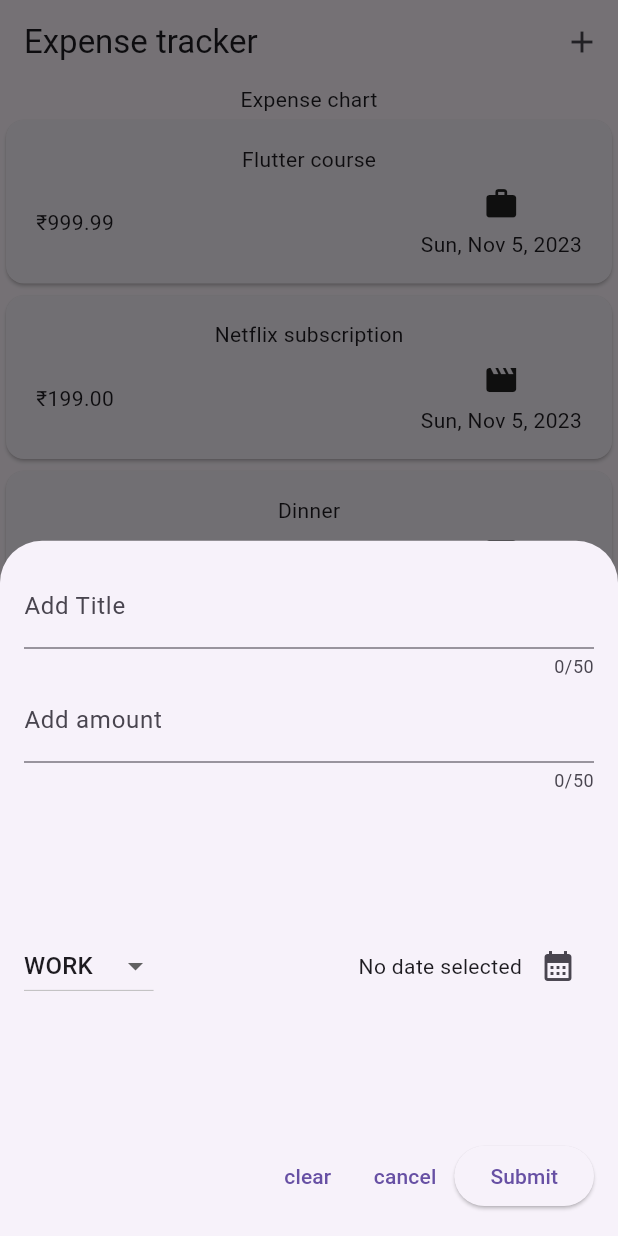
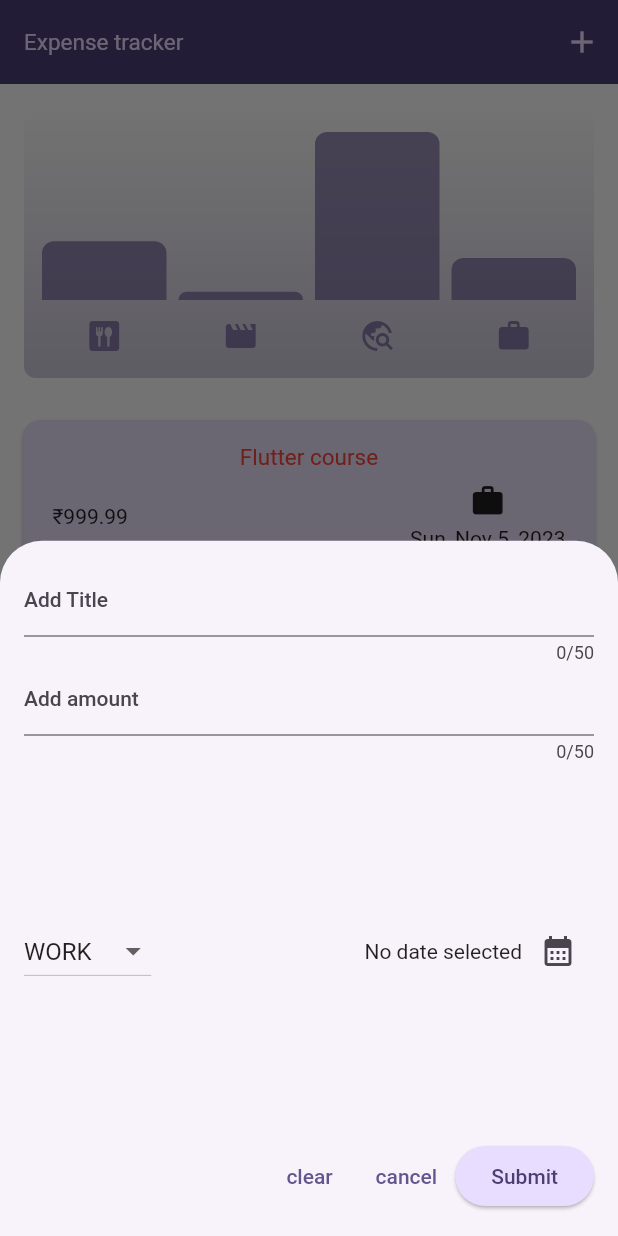
Before and after one commit to anasmohammad611/expense_tracker, a Flutter app: the screen it shows after launch, after a tap on the "add" icon, on a phone screen of 412 x 824 dp. Run offline on Flutter 3.47's test engine with Material 2 defaults, Android fonts, the phone set to English and light mode, and no system bars.

Commit message:
added styling and dynamic chart

```diff
--- a/lib/main.dart
+++ b/lib/main.dart
@@ -2,9 +2,50 @@ import 'package:flutter/material.dart';
 
 import 'widget/expenses.dart';
 
+var kColorScheme =
+    ColorScheme.fromSeed(seedColor: const Color.fromARGB(255, 96, 59, 181));
+var kDarkColorScheme = ColorScheme.fromSeed(
+    brightness: Brightness.dark,
+    seedColor: const Color.fromARGB(255, 5, 99, 125));
+
 void main() {
   runApp(MaterialApp(
-    theme: ThemeData(useMaterial3: true),
+    darkTheme: ThemeData.dark().copyWith(
+      useMaterial3: true,
+      colorScheme: kDarkColorScheme,
+      cardTheme: const CardTheme().copyWith(
+        color: kDarkColorScheme.secondaryContainer,
+        margin: const EdgeInsets.symmetric(horizontal: 15.0, vertical: 12),
+      ),
+      elevatedButtonTheme: ElevatedButtonThemeData(
+        style: ElevatedButton.styleFrom(
+          backgroundColor: kDarkColorScheme.primaryContainer,
+          foregroundColor: kColorScheme.onPrimaryContainer,
+        ),
+      ),
+    ),
+    theme: ThemeData().copyWith(
+      useMaterial3: true,
+      colorScheme: kColorScheme,
+      appBarTheme: const AppBarTheme().copyWith(
+        backgroundColor: kColorScheme.onPrimaryContainer,
+        foregroundColor: kColorScheme.primaryContainer,
+      ),
+      cardTheme: const CardTheme().copyWith(
+        color: kColorScheme.secondaryContainer,
+        margin: const EdgeInsets.symmetric(horizontal: 15.0, vertical: 12),
+      ),
+      elevatedButtonTheme: ElevatedButtonThemeData(
+        style: ElevatedButton.styleFrom(
+          backgroundColor: kColorScheme.primaryContainer,
+          foregroundColor: kColorScheme.onPrimaryContainer,
+        ),
+      ),
+      textTheme: ThemeData().textTheme.copyWith(
+            titleLarge: const TextStyle(
+                fontWeight: FontWeight.normal, color: Colors.red, fontSize: 15),
+          ),
+    ),
     home: const Expenses(),
   ));
 }
--- a/lib/model/expense.dart
+++ b/lib/model/expense.dart
@@ -32,3 +32,24 @@ class Expense {
     return formatter.format(date);
   }
 }
+
+class ExpenseBucket {
+  ExpenseBucket({required this.category, required this.expensesList});
+
+  final Category category;
+  final List<Expense> expensesList;
+
+  ExpenseBucket.forCategory(List<Expense> allExpenses, this.category)
+      : expensesList = allExpenses
+            .where((expense) => expense.category == category)
+            .toList();
+
+  double get totalExpenseForACategory {
+    double sum = 0;
+    for (final expense in expensesList) {
+      sum += expense.amount;
+    }
+
+    return sum;
+  }
+}
--- /dev/null
+++ b/lib/widget/expenseList/chart/chart.dart
@@ -0,0 +1,95 @@
+import 'package:flutter/material.dart';
+
+import '../../../model/expense.dart';
+import 'chart_bar.dart';
+
+class Chart extends StatelessWidget {
+  const Chart({super.key, required this.expenses});
+
+  final List<Expense> expenses;
+
+  List<ExpenseBucket> get buckets {
+    return [
+      ExpenseBucket.forCategory(expenses, Category.food),
+      ExpenseBucket.forCategory(expenses, Category.leisure),
+      ExpenseBucket.forCategory(expenses, Category.travel),
+      ExpenseBucket.forCategory(expenses, Category.work),
+    ];
+  }
+
+  double get maxTotalExpense {
+    double maxTotalExpense = 0;
+
+    for (final bucket in buckets) {
+      if (bucket.totalExpenseForACategory > maxTotalExpense) {
+        maxTotalExpense = bucket.totalExpenseForACategory;
+      }
+    }
+
+    return maxTotalExpense;
+  }
+
+  @override
+  Widget build(BuildContext context) {
+    final isDarkMode =
+        MediaQuery.of(context).platformBrightness == Brightness.dark;
+    return Container(
+      margin: const EdgeInsets.all(16),
+      padding: const EdgeInsets.symmetric(
+        vertical: 16,
+        horizontal: 8,
+      ),
+      width: double.infinity,
+      height: 180,
+      decoration: BoxDecoration(
+        borderRadius: BorderRadius.circular(8),
+        gradient: LinearGradient(
+          colors: [
+            Theme.of(context).colorScheme.primary.withOpacity(0.3),
+            Theme.of(context).colorScheme.primary.withOpacity(0.0)
+          ],
+          begin: Alignment.bottomCenter,
+          end: Alignment.topCenter,
+        ),
+      ),
+      child: Column(
+        children: [
+          Expanded(
+            child: Row(
+              crossAxisAlignment: CrossAxisAlignment.end,
+              children: [
+                for (final bucket in buckets) // alternative to map()
+                  ChartBar(
+                    fill: bucket.totalExpenseForACategory == 0
+                        ? 0
+                        : bucket.totalExpenseForACategory / maxTotalExpense,
+                  )
+              ],
+            ),
+          ),
+          const SizedBox(height: 12),
+          Row(
+            children: buckets
+                .map(
+                  (bucket) => Expanded(
+                    child: Padding(
+                      padding: const EdgeInsets.symmetric(horizontal: 4),
+                      child: Icon(
+                        categoryIcons[bucket.category],
+                        color: isDarkMode
+                            ? Theme.of(context).colorScheme.secondary
+                            : Theme.of(context)
+                                .colorScheme
+                                .primary
+                                .withOpacity(0.7),
+                      ),
+                    ),
+                  ),
+                )
+                .toList(),
+          )
+        ],
+      ),
+    );
+  }
+}
--- /dev/null
+++ b/lib/widget/expenseList/chart/chart_bar.dart
@@ -0,0 +1,34 @@
+import 'package:flutter/material.dart';
+
+class ChartBar extends StatelessWidget {
+  const ChartBar({
+    super.key,
+    required this.fill,
+  });
+
+  final double fill;
+
+  @override
+  Widget build(BuildContext context) {
+    final isDarkMode =
+        MediaQuery.of(context).platformBrightness == Brightness.dark;
+    return Expanded(
+      child: Padding(
+        padding: const EdgeInsets.symmetric(horizontal: 4),
+        child: FractionallySizedBox(
+          heightFactor: fill,
+          child: DecoratedBox(
+            decoration: BoxDecoration(
+              shape: BoxShape.rectangle,
+              borderRadius:
+                  const BorderRadius.vertical(top: Radius.circular(8)),
+              color: isDarkMode
+                  ? Theme.of(context).colorScheme.secondary
+                  : Theme.of(context).colorScheme.primary.withOpacity(0.65),
+            ),
+          ),
+        ),
+      ),
+    );
+  }
+}
--- a/lib/widget/expenseList/expense_item.dart
+++ b/lib/widget/expenseList/expense_item.dart
@@ -13,7 +13,10 @@ class ExpenseItem extends StatelessWidget {
         padding: const EdgeInsets.symmetric(horizontal: 20, vertical: 16),
         child: Column(
           children: [
-            Text(expense.title),
+            Text(
+              expense.title,
+              style: Theme.of(context).textTheme.titleLarge,
+            ),
             const SizedBox(
               height: 8,
             ),
--- a/lib/widget/expenseList/expenses_list.dart
+++ b/lib/widget/expenseList/expenses_list.dart
@@ -15,6 +15,12 @@ class ExpensesList extends StatelessWidget {
     return ListView.builder(
       itemCount: expenses.length,
       itemBuilder: (context, index) => Dismissible(
+        background: Container(
+          color: Theme.of(context).colorScheme.error.withOpacity(0.9),
+          margin: EdgeInsets.symmetric(
+            horizontal: Theme.of(context).cardTheme.margin!.horizontal,
+          ),
+        ),
         onDismissed: (direction) {
           onRemoveExpense(expenses[index]);
         },
--- a/lib/widget/expenses.dart
+++ b/lib/widget/expenses.dart
@@ -1,3 +1,4 @@
+import 'package:expense_tracker/widget/expenseList/chart/chart.dart';
 import 'package:expense_tracker/widget/expenseList/expenses_list.dart';
 import 'package:expense_tracker/widget/new_expense_item.dart';
 import 'package:flutter/material.dart';
@@ -101,7 +102,7 @@ class _ExpensesState extends State<Expenses> {
       ),
       body: Column(
         children: [
-          const Text("Expense chart"),
+          Chart(expenses: _registeredExpenses),
           Expanded(
             child: mainContent,
           ),
```
